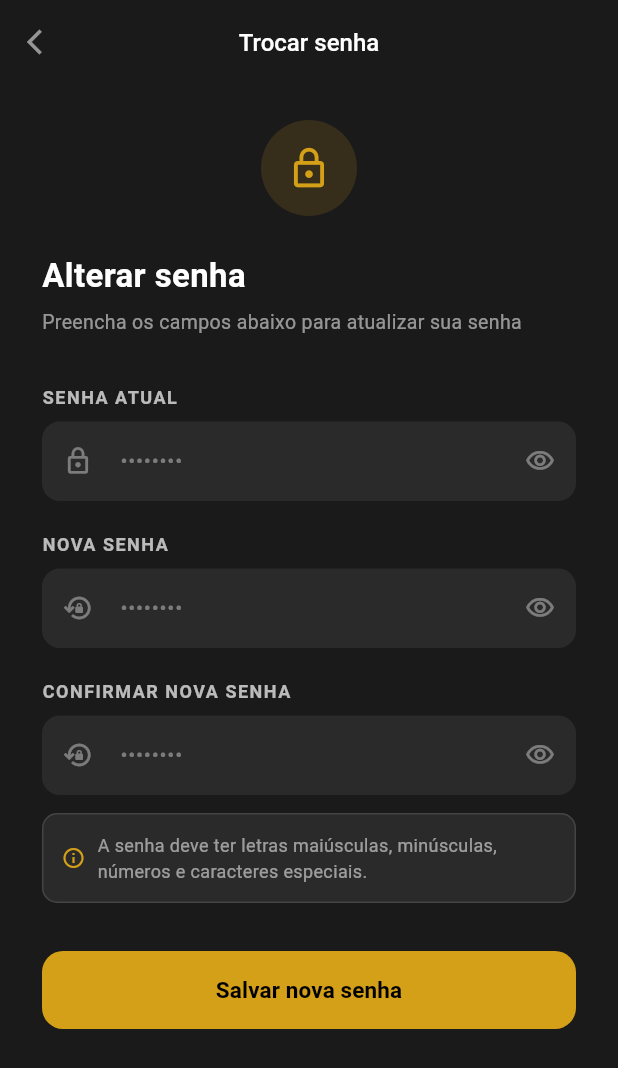
After one commit to riquecodes/barberflow-app, a Flutter app: the ChangePasswordScreen screen opened by its route, on a phone screen of 412 x 824 dp. The commit adds this screen. Shown: the top 1068 px of the screen. Run offline on Flutter 3.47's test engine with Material 3 defaults, Android fonts, the phone set to English and light mode, and no system bars; our stand-ins replace flutter_secure_storage; accounts and stored records are empty.

Commit message:
feat: change password screen

```diff
--- a/frontend/lib/main.dart
+++ b/frontend/lib/main.dart
@@ -3,6 +3,7 @@ import 'screens/login_screen.dart';
 import 'screens/register_screen.dart';
 import 'screens/home_screen.dart';
 import 'screens/booking_screen.dart';
+import 'screens/change_password_screen.dart';
 
 void main() {
   runApp(const BarberFlowApp());
@@ -22,7 +23,8 @@ class BarberFlowApp extends StatelessWidget {
         '/login': (context) => const LoginScreen(),
         '/register': (context) => const RegisterScreen(),
          '/home': (context) => const HomeScreen(),
-        '/booking': (context) => const BookingScreen()
+        '/booking': (context) => const BookingScreen(),
+        '/change_password': (context) => const ChangePasswordScreen(),
       },
     );
   }
--- /dev/null
+++ b/frontend/lib/screens/change_password_screen.dart
@@ -0,0 +1,302 @@
+import 'package:flutter/material.dart';
+import '../services/auth_service.dart';
+
+class ChangePasswordScreen extends StatefulWidget {
+  const ChangePasswordScreen({super.key});
+
+  @override
+  State<ChangePasswordScreen> createState() => _ChangePasswordScreenState();
+}
+
+class _ChangePasswordScreenState extends State<ChangePasswordScreen> {
+  final _currentPasswordController = TextEditingController();
+  final _newPasswordController = TextEditingController();
+  final _confirmPasswordController = TextEditingController();
+  final _authService = AuthService();
+
+  bool _obscureCurrent = true;
+  bool _obscureNew = true;
+  bool _obscureConfirm = true;
+  bool _isLoading = false;
+
+  Future<void> _changePassword() async {
+    if (_newPasswordController.text != _confirmPasswordController.text) {
+      _showError('As senhas não coincidem');
+      return;
+    }
+
+    if (_newPasswordController.text.length < 6) {
+      _showError('A nova senha deve ter pelo menos 6 caracteres');
+      return;
+    }
+
+    setState(() => _isLoading = true);
+    try {
+      await _authService.changePassword(
+        currentPassword: _currentPasswordController.text,
+        newPassword: _newPasswordController.text,
+      );
+
+      if (mounted) {
+        showDialog(
+          context: context,
+          builder: (_) => AlertDialog(
+            backgroundColor: const Color(0xFF2A2A2A),
+            shape: RoundedRectangleBorder(
+                borderRadius: BorderRadius.circular(16)),
+            title: const Text(
+              'Senha alterada!',
+              style: TextStyle(
+                  color: Colors.white, fontWeight: FontWeight.bold),
+            ),
+            content: const Text(
+              'Sua senha foi atualizada com sucesso.',
+              style: TextStyle(color: Colors.white70),
+            ),
+            actions: [
+              TextButton(
+                onPressed: () {
+                  Navigator.pop(context); // fecha dialog
+                  Navigator.pop(context); // volta para tela anterior
+                },
+                child: const Text('Ok',
+                    style: TextStyle(color: Color(0xFFD4A017))),
+              ),
+            ],
+          ),
+        );
+      }
+    } catch (e) {
+      _showError(e.toString());
+    } finally {
+      if (mounted) setState(() => _isLoading = false);
+    }
+  }
+
+  void _showError(String msg) {
+    if (!mounted) return;
+    ScaffoldMessenger.of(context).showSnackBar(SnackBar(
+      content: Text(msg.replaceAll('Exception: ', '')),
+      backgroundColor: Colors.redAccent,
+    ));
+  }
+
+  @override
+  void dispose() {
+    _currentPasswordController.dispose();
+    _newPasswordController.dispose();
+    _confirmPasswordController.dispose();
+    super.dispose();
+  }
+
+  @override
+  Widget build(BuildContext context) {
+    return Scaffold(
+      backgroundColor: const Color(0xFF1A1A1A),
+      appBar: AppBar(
+        backgroundColor: const Color(0xFF1A1A1A),
+        elevation: 0,
+        leading: IconButton(
+          icon: const Icon(Icons.arrow_back_ios,
+              color: Colors.white54, size: 20),
+          onPressed: () => Navigator.pop(context),
+        ),
+        title: const Text(
+          'Trocar senha',
+          style: TextStyle(
+              color: Colors.white,
+              fontSize: 16,
+              fontWeight: FontWeight.w500),
+        ),
+        centerTitle: true,
+      ),
+      body: SafeArea(
+        child: SingleChildScrollView(
+          padding: const EdgeInsets.symmetric(horizontal: 28, vertical: 24),
+          child: Column(
+            crossAxisAlignment: CrossAxisAlignment.start,
+            children: [
+              // Ícone
+              Center(
+                child: Container(
+                  width: 64,
+                  height: 64,
+                  decoration: BoxDecoration(
+                    color: const Color(0xFFD4A017).withOpacity(0.15),
+                    shape: BoxShape.circle,
+                  ),
+                  child: const Icon(Icons.lock_outline,
+                      color: Color(0xFFD4A017), size: 30),
+                ),
+              ),
+
+              const SizedBox(height: 24),
+
+              const Text(
+                'Alterar senha',
+                style: TextStyle(
+                    fontSize: 22,
+                    fontWeight: FontWeight.bold,
+                    color: Colors.white),
+              ),
+              const SizedBox(height: 6),
+              const Text(
+                'Preencha os campos abaixo para atualizar sua senha',
+                style: TextStyle(fontSize: 13, color: Colors.white54),
+              ),
+
+              const SizedBox(height: 32),
+
+              _buildLabel('SENHA ATUAL'),
+              const SizedBox(height: 8),
+              _buildTextField(
+                controller: _currentPasswordController,
+                hint: '••••••••',
+                icon: Icons.lock_outline,
+                obscure: _obscureCurrent,
+                onToggle: () =>
+                    setState(() => _obscureCurrent = !_obscureCurrent),
+              ),
+
+              const SizedBox(height: 20),
+
+              _buildLabel('NOVA SENHA'),
+              const SizedBox(height: 8),
+              _buildTextField(
+                controller: _newPasswordController,
+                hint: '••••••••',
+                icon: Icons.lock_reset_outlined,
+                obscure: _obscureNew,
+                onToggle: () =>
+                    setState(() => _obscureNew = !_obscureNew),
+              ),
+
+              const SizedBox(height: 20),
+
+              _buildLabel('CONFIRMAR NOVA SENHA'),
+              const SizedBox(height: 8),
+              _buildTextField(
+                controller: _confirmPasswordController,
+                hint: '••••••••',
+                icon: Icons.lock_reset_outlined,
+                obscure: _obscureConfirm,
+                onToggle: () =>
+                    setState(() => _obscureConfirm = !_obscureConfirm),
+              ),
+
+              const SizedBox(height: 12),
+
+              // Dica de senha
+              Container(
+                padding: const EdgeInsets.all(12),
+                decoration: BoxDecoration(
+                  color: const Color(0xFF2A2A2A),
+                  borderRadius: BorderRadius.circular(10),
+                  border: Border.all(color: Colors.white12),
+                ),
+                child: const Row(
+                  children: [
+                    Icon(Icons.info_outline,
+                        color: Color(0xFFD4A017), size: 16),
+                    SizedBox(width: 8),
+                    Expanded(
+                      child: Text(
+                        'A senha deve ter letras maiúsculas, minúsculas, números e caracteres especiais.',
+                        style:
+                            TextStyle(color: Colors.white54, fontSize: 12),
+                      ),
+                    ),
+                  ],
+                ),
+              ),
+
+              const SizedBox(height: 32),
+
+              SizedBox(
+                width: double.infinity,
+                height: 52,
+                child: ElevatedButton(
+                  onPressed: _isLoading ? null : _changePassword,
+                  style: ElevatedButton.styleFrom(
+                    backgroundColor: const Color(0xFFD4A017),
+                    disabledBackgroundColor: const Color(0xFF2A2A2A),
+                    foregroundColor: Colors.black,
+                    shape: RoundedRectangleBorder(
+                        borderRadius: BorderRadius.circular(14)),
+                    elevation: 0,
+                  ),
+                  child: _isLoading
+                      ? const SizedBox(
+                          width: 20,
+                          height: 20,
+                          child: CircularProgressIndicator(
+                              strokeWidth: 2, color: Colors.black),
+                        )
+                      : const Text(
+                          'Salvar nova senha',
+                          style: TextStyle(
+                              fontSize: 15, fontWeight: FontWeight.bold),
+                        ),
+                ),
+              ),
+            ],
+          ),
+        ),
+      ),
+    );
+  }
+
+  Widget _buildLabel(String text) {
+    return Text(
+      text,
+      style: const TextStyle(
+        fontSize: 12,
+        fontWeight: FontWeight.bold,
+        color: Colors.white70,
+        letterSpacing: 1,
+      ),
+    );
+  }
+
+  Widget _buildTextField({
+    required TextEditingController controller,
+    required String hint,
+    required IconData icon,
+    required bool obscure,
+    required VoidCallback onToggle,
+  }) {
+    return TextField(
+      controller: controller,
+      obscureText: obscure,
+      style: const TextStyle(color: Colors.white, fontSize: 14),
+      decoration: InputDecoration(
+        hintText: hint,
+        hintStyle: const TextStyle(color: Colors.white38, fontSize: 14),
+        prefixIcon: Icon(icon, color: Colors.white38, size: 20),
+        suffixIcon: IconButton(
+          icon: Icon(
+            obscure
+                ? Icons.visibility_outlined
+                : Icons.visibility_off_outlined,
+            color: Colors.white38,
+            size: 20,
+          ),
+          onPressed: onToggle,
+        ),
+        filled: true,
+        fillColor: const Color(0xFF2A2A2A),
+        border: OutlineInputBorder(
+          borderRadius: BorderRadius.circular(12),
+          borderSide: BorderSide.none,
+        ),
+        focusedBorder: OutlineInputBorder(
+          borderRadius: BorderRadius.circular(12),
+          borderSide:
+              const BorderSide(color: Color(0xFFD4A017), width: 1),
+        ),
+        contentPadding:
+            const EdgeInsets.symmetric(horizontal: 16, vertical: 16),
+      ),
+    );
+  }
+}
```
Also changed, not shown: frontend/lib/services/user_service.dart (added, +42 -0 lines).
